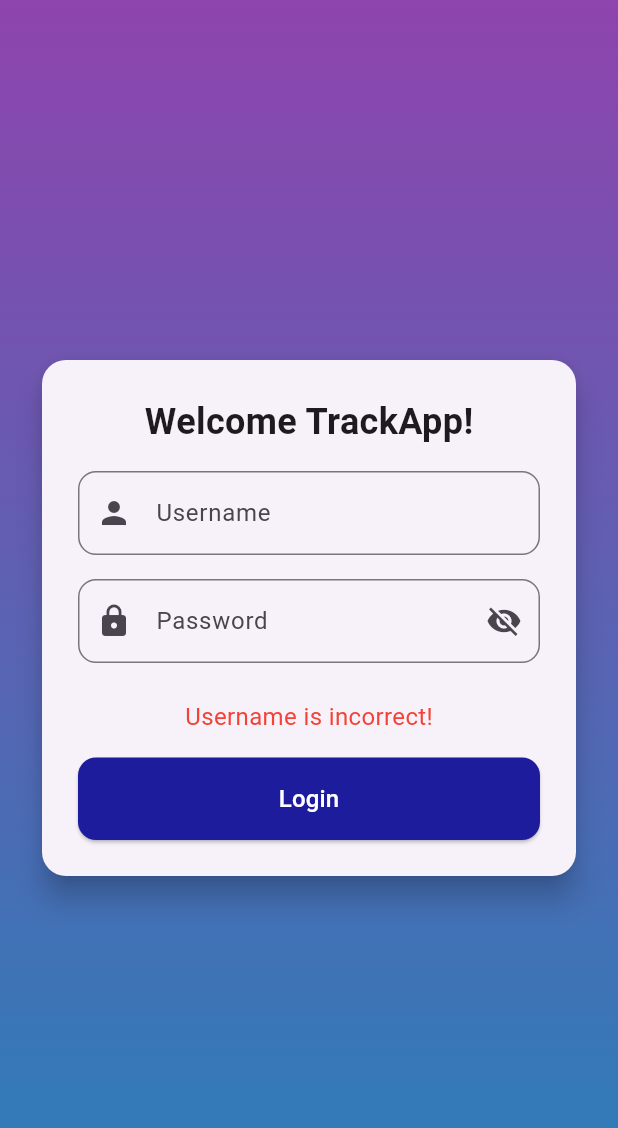
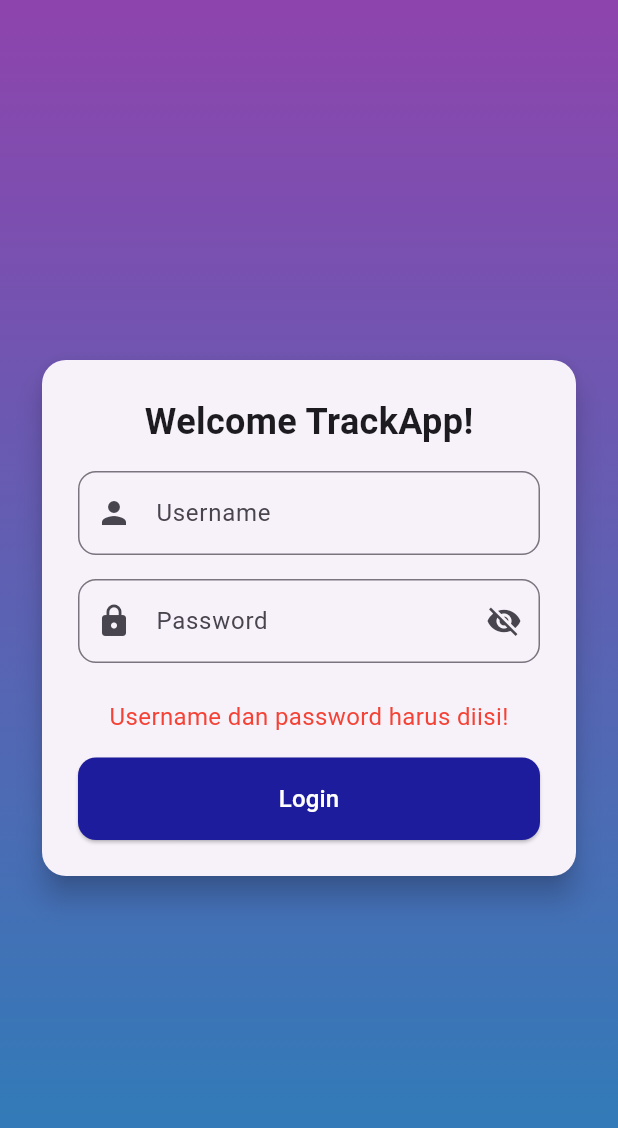
Before and after one commit to sattttttt/TrackApp, a Flutter app: the HomeScreen screen opened directly, after a tap on the "logout" icon, after a tap on "Login", on a phone screen of 412 x 824 dp. Shown: the top 1128 px of the screen. Run offline on Flutter 3.47's test engine with Material 3 defaults, Android fonts, the phone set to English and light mode, and no system bars; our stand-ins replace geolocator, shared_preferences; accounts and stored records are empty.

Commit message:
revisi sat
lbs, session login, rekomendasi site

```diff
--- a/trackapp/lib/screens/home_screen.dart
+++ b/trackapp/lib/screens/home_screen.dart
@@ -2,41 +2,59 @@ import 'dart:async';
 import 'package:flutter/material.dart';
 import 'package:intl/intl.dart';
 import 'package:shared_preferences/shared_preferences.dart';
+import 'login_screen.dart';
+import 'tracking_lbs_screen.dart';
+import 'recommendation_screen.dart';
 import 'stopwatch_screen.dart';
 import 'number_type_screen.dart';
-import 'tracking_lbs_screen.dart';
 import 'time_conversion_screen.dart';
-import 'recommendation_screen.dart';
-import 'login_screen.dart';
-import '../widgets/bottom_nav.dart';
 
 class HomeScreen extends StatefulWidget {
   @override
-  State<HomeScreen> createState() => _HomeScreenState();
+  _HomeScreenState createState() => _HomeScreenState();
 }
 
-class _HomeScreenState extends State<HomeScreen> {
+class _HomeScreenState extends State<HomeScreen> with WidgetsBindingObserver {
   String _username = "";
   String _currentTime = "";
   String _currentDate = "";
-  Timer? _timer;
+  Timer? _clockTimer;
+  Timer? _inactivityTimer;
+  final int _sessionTimeout = 180; // 5 menit dalam detik
 
   @override
   void initState() {
     super.initState();
+    WidgetsBinding.instance.addObserver(this);
     _loadUsername();
     _startClock();
+    _resetInactivityTimer();
+  }
+
+  @override
+  void dispose() {
+    WidgetsBinding.instance.removeObserver(this);
+    _clockTimer?.cancel();
+    _inactivityTimer?.cancel();
+    super.dispose();
+  }
+
+  @override
+  void didChangeAppLifecycleState(AppLifecycleState state) {
+    if (state == AppLifecycleState.resumed) {
+      _checkSession();
+    }
   }
 
   Future<void> _loadUsername() async {
     SharedPreferences prefs = await SharedPreferences.getInstance();
     setState(() {
-      _username = prefs.getString("username") ?? "";
+      _username = prefs.getString("username") ?? "User";
     });
   }
 
   void _startClock() {
-    _timer = Timer.periodic(Duration(seconds: 1), (timer) {
+    _clockTimer = Timer.periodic(Duration(seconds: 1), (timer) {
       setState(() {
         _currentTime = _getCurrentTime();
         _currentDate = _getCurrentDate();
@@ -44,17 +62,29 @@ class _HomeScreenState extends State<HomeScreen> {
     });
   }
 
-  String _getCurrentTime() {
-    DateTime now = DateTime.now();
-    return "${now.hour.toString().padLeft(2, '0')}:${now.minute.toString().padLeft(2, '0')}:${now.second.toString().padLeft(2, '0')}";
+  void _resetInactivityTimer() async {
+    _inactivityTimer?.cancel();
+    SharedPreferences prefs = await SharedPreferences.getInstance();
+    await prefs.setString("lastActivity", DateTime.now().toString());
+    _inactivityTimer = Timer(Duration(seconds: _sessionTimeout), _logout);
   }
 
-  String _getCurrentDate() {
-    DateTime now = DateTime.now();
-    return DateFormat('d MMMM yyyy').format(now);
+  Future<void> _checkSession() async {
+    SharedPreferences prefs = await SharedPreferences.getInstance();
+    String? lastActivityStr = prefs.getString("lastActivity");
+
+    if (lastActivityStr == null) {
+      _logout();
+      return;
     }
 
-  Future<void> _logout(BuildContext context) async {
+    DateTime lastActivity = DateTime.parse(lastActivityStr);
+    if (DateTime.now().difference(lastActivity).inSeconds > _sessionTimeout) {
+      _logout();
+    }
+  }
+
+  void _logout() async {
     SharedPreferences prefs = await SharedPreferences.getInstance();
     await prefs.clear();
     Navigator.pushReplacement(
@@ -63,36 +93,44 @@ class _HomeScreenState extends State<HomeScreen> {
     );
   }
 
-  Widget buildMenuCard(String title, IconData icon, VoidCallback onTap) {
+  String _getCurrentTime() {
+    final now = DateTime.now();
+    return "${now.hour.toString().padLeft(2, '0')}:${now.minute.toString().padLeft(2, '0')}:${now.second.toString().padLeft(2, '0')}";
+  }
+
+  String _getCurrentDate() {
+    return DateFormat('d MMMM yyyy').format(DateTime.now());
+  }
+
+  Widget _buildMenuCard(String title, IconData icon, VoidCallback onTap) {
     return Card(
       shape: RoundedRectangleBorder(borderRadius: BorderRadius.circular(15)),
       elevation: 10,
-      color: Colors.white,
-      margin: const EdgeInsets.symmetric(vertical: 12, horizontal: 16),
+      margin: EdgeInsets.symmetric(vertical: 12, horizontal: 16),
       child: ListTile(
-        leading: Icon(icon, color: const Color(0xFF7C4DFF), size: 40),
+        leading: Icon(icon, color: Color(0xFF7C4DFF), size: 40),
         title: Text(
           title,
           style: TextStyle(fontSize: 18, fontWeight: FontWeight.w600),
         ),
-        trailing: Icon(Icons.arrow_forward_ios, color: const Color(0xFF7C4DFF)),
-        onTap: onTap,
+        trailing: Icon(Icons.arrow_forward_ios, color: Color(0xFF7C4DFF)),
+        onTap: () {
+          _resetInactivityTimer();
+          onTap();
+        },
       ),
     );
   }
 
   @override
-  void dispose() {
-    _timer?.cancel();
-    super.dispose();
-  }
-
-  @override
   Widget build(BuildContext context) {
     return Scaffold(
-      body: Container(
+      body: GestureDetector(
+        onTap: _resetInactivityTimer,
+        onPanUpdate: (_) => _resetInactivityTimer(),
+        child: Container(
           width: double.infinity,
-        decoration: const BoxDecoration(
+          decoration: BoxDecoration(
             gradient: LinearGradient(
               colors: [Color(0xFF8E44AD), Color(0xFF2980B9)],
               begin: Alignment.topLeft,
@@ -102,15 +140,15 @@ class _HomeScreenState extends State<HomeScreen> {
           child: SafeArea(
             child: Column(
               children: [
-              // Header with username, logout icon, time and date
+                // Header
                 Padding(
-                padding: const EdgeInsets.symmetric(horizontal: 24),
+                  padding: EdgeInsets.symmetric(horizontal: 24),
                   child: Row(
                     mainAxisAlignment: MainAxisAlignment.spaceBetween,
                     children: [
                       Text(
                         "Hello, $_username!",
-                      style: const TextStyle(
+                        style: TextStyle(
                           fontSize: 26,
                           fontWeight: FontWeight.bold,
                           color: Colors.white,
@@ -124,30 +162,27 @@ class _HomeScreenState extends State<HomeScreen> {
                         ),
                       ),
                       IconButton(
-                      icon: const Icon(Icons.logout, color: Colors.white),
-                      onPressed: () => _logout(context),
+                        icon: Icon(Icons.logout, color: Colors.white),
+                        onPressed: _logout,
                       ),
                     ],
                   ),
                 ),
-              const SizedBox(height: 20),
+                SizedBox(height: 20),
 
-              // Display the current time and date
+                // Time Display
                 Padding(
-                padding: const EdgeInsets.symmetric(horizontal: 24),
+                  padding: EdgeInsets.symmetric(horizontal: 24),
                   child: Column(
                     children: [
                       Text(
                         _currentDate,
-                      style: const TextStyle(
-                        fontSize: 18,
-                        color: Colors.white70,
+                        style: TextStyle(fontSize: 18, color: Colors.white70),
                       ),
-                    ),
-                    const SizedBox(height: 10),
+                      SizedBox(height: 10),
                       Text(
                         _currentTime,
-                      style: const TextStyle(
+                        style: TextStyle(
                           fontSize: 32,
                           fontWeight: FontWeight.bold,
                           color: Colors.white,
@@ -156,15 +191,14 @@ class _HomeScreenState extends State<HomeScreen> {
                     ],
                   ),
                 ),
+                SizedBox(height: 20),
 
-              const SizedBox(height: 20),
-
-              // Menu Cards
+                // Menu Items
                 Expanded(
                   child: ListView(
-                  padding: const EdgeInsets.symmetric(vertical: 8),
+                    padding: EdgeInsets.symmetric(vertical: 8),
                     children: [
-                    buildMenuCard("Stopwatch", Icons.timer, () {
+                      _buildMenuCard("Stopwatch", Icons.timer, () {
                         Navigator.push(
                           context,
                           MaterialPageRoute(
@@ -172,7 +206,7 @@ class _HomeScreenState extends State<HomeScreen> {
                           ),
                         );
                       }),
-                    buildMenuCard(
+                      _buildMenuCard(
                         "Number Type",
                         Icons.format_list_numbered,
                         () {
@@ -184,7 +218,7 @@ class _HomeScreenState extends State<HomeScreen> {
                           );
                         },
                       ),
-                    buildMenuCard("Tracking LBS", Icons.location_on, () {
+                      _buildMenuCard("Tracking LBS", Icons.location_on, () {
                         Navigator.push(
                           context,
                           MaterialPageRoute(
@@ -192,7 +226,7 @@ class _HomeScreenState extends State<HomeScreen> {
                           ),
                         );
                       }),
-                    buildMenuCard("Time Conversion", Icons.access_time, () {
+                      _buildMenuCard("Time Conversion", Icons.access_time, () {
                         Navigator.push(
                           context,
                           MaterialPageRoute(
@@ -200,7 +234,7 @@ class _HomeScreenState extends State<HomeScreen> {
                           ),
                         );
                       }),
-                    buildMenuCard("Recommendation Sites", Icons.link, () {
+                      _buildMenuCard("Recommendation Sites", Icons.link, () {
                         Navigator.push(
                           context,
                           MaterialPageRoute(
@@ -215,7 +249,7 @@ class _HomeScreenState extends State<HomeScreen> {
             ),
           ),
         ),
-      bottomNavigationBar: BottomNav(),
+      ),
     );
   }
 }
--- a/trackapp/lib/screens/login_screen.dart
+++ b/trackapp/lib/screens/login_screen.dart
@@ -15,31 +15,35 @@ class _LoginScreenState extends State<LoginScreen> {
   String _errorMessage = "";
 
   void _login() async {
-    // Predefined credentials
     const Map<String, String> validCredentials = {
       "Arda": "163",
       "Nolan": "049",
       "Satria": "157",
     };
 
-    // Get the entered username and password
-    String enteredUsername = _usernameController.text;
-    String enteredPassword = _passwordController.text;
+    String enteredUsername = _usernameController.text.trim();
+    String enteredPassword = _passwordController.text.trim();
 
-    // Check if the entered username exists and the password matches
+    if (enteredUsername.isEmpty || enteredPassword.isEmpty) {
+      setState(() {
+        _errorMessage = "Username dan password harus diisi!";
+      });
+      return;
+    }
+
     if (!validCredentials.containsKey(enteredUsername)) {
       setState(() {
-        _errorMessage = "Username is incorrect!";
+        _errorMessage = "Username tidak ditemukan!";
       });
     } else if (validCredentials[enteredUsername] != enteredPassword) {
       setState(() {
-        _errorMessage = "Password is incorrect!";
+        _errorMessage = "Password salah!";
       });
     } else {
-      // If both are correct, proceed with login
       SharedPreferences prefs = await SharedPreferences.getInstance();
       await prefs.setBool("isLoggedIn", true);
       await prefs.setString("username", enteredUsername);
+      await prefs.setString("lastActivity", DateTime.now().toString());
 
       Navigator.pushReplacement(
         context,
@@ -120,7 +124,10 @@ class _LoginScreenState extends State<LoginScreen> {
                         padding: const EdgeInsets.only(bottom: 16),
                         child: Text(
                           _errorMessage,
-                          style: TextStyle(color: Colors.red, fontSize: 16),
+                          style: const TextStyle(
+                            color: Colors.red,
+                            fontSize: 16,
+                          ),
                         ),
                       ),
                     SizedBox(
--- a/trackapp/pubspec.yaml
+++ b/trackapp/pubspec.yaml
@@ -32,7 +32,7 @@ dependencies:
     sdk: flutter
   shared_preferences: ^2.2.2
   geolocator: ^9.0.2
-  intl: ^0.17.0
+  intl: ^0.18.1
   geocoding: ^2.1.0
   url_launcher: ^6.1.14
 
```
Also changed, not shown: trackapp/lib/main.dart (+21 -4 lines), trackapp/lib/screens/recommendation_screen.dart (+81 -14 lines), trackapp/lib/screens/tracking_lbs_screen.dart (+43 -4 lines), trackapp/pubspec.lock, 1 other file. Lines whose indentation alone changed are shown as unchanged.
